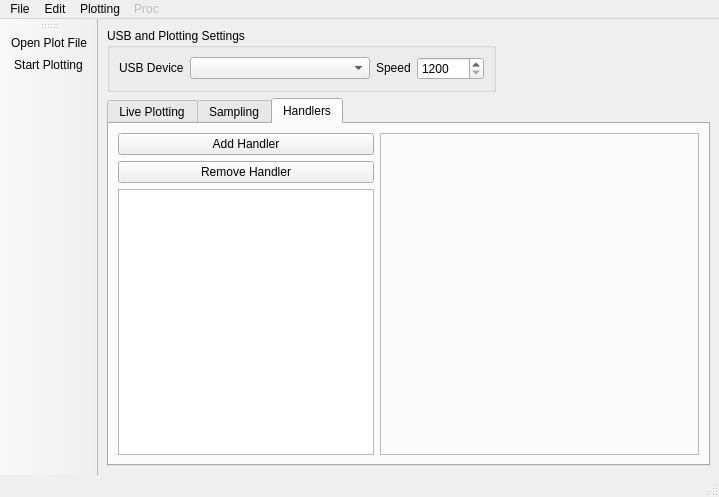
First picture: the form in Resources/mainui.ui, repository gdroumpalis/Electro, before the edit.
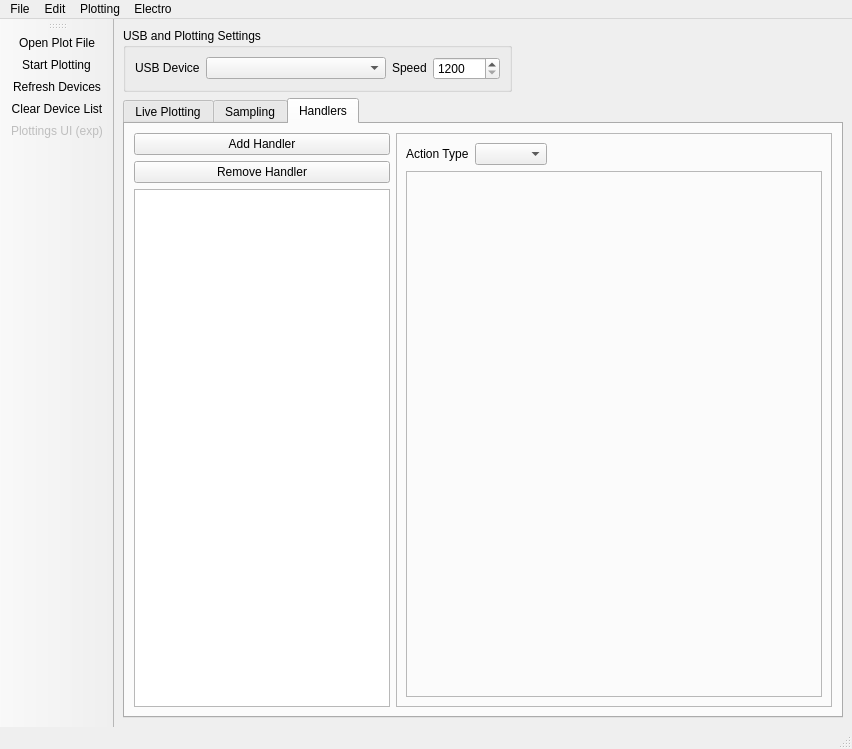
Second picture: the form after the edit. The open tabs and pages were chosen to show the change. Icons and pictures are not drawn.

```diff
--- a/Resources/mainui.ui
+++ b/Resources/mainui.ui
@@ -6,8 +6,8 @@
    <rect>
     <x>0</x>
     <y>0</y>
-    <width>719</width>
-    <height>497</height>
+    <width>852</width>
+    <height>749</height>
    </rect>
   </property>
   <property name="sizePolicy">
@@ -56,7 +56,7 @@
         </widget>
        </item>
        <item>
-        <widget class="QComboBox" name="comboBox">
+        <widget class="QComboBox" name="selecteddevicecombobox">
          <property name="sizePolicy">
           <sizepolicy hsizetype="Fixed" vsizetype="Fixed">
            <horstretch>0</horstretch>
@@ -366,7 +366,7 @@
         <item>
          <widget class="QFrame" name="frame">
           <property name="sizePolicy">
-           <sizepolicy hsizetype="MinimumExpanding" vsizetype="Preferred">
+           <sizepolicy hsizetype="Expanding" vsizetype="Expanding">
             <horstretch>0</horstretch>
             <verstretch>0</verstretch>
            </sizepolicy>
@@ -377,6 +377,64 @@
           <property name="frameShadow">
            <enum>QFrame::Raised</enum>
           </property>
+          <layout class="QVBoxLayout" name="verticalLayout_3">
+           <item>
+            <layout class="QHBoxLayout" name="horizontalLayout_3">
+             <item>
+              <widget class="QLabel" name="label_7">
+               <property name="sizePolicy">
+                <sizepolicy hsizetype="Fixed" vsizetype="Fixed">
+                 <horstretch>0</horstretch>
+                 <verstretch>0</verstretch>
+                </sizepolicy>
+               </property>
+               <property name="text">
+                <string>Action Type</string>
+               </property>
+              </widget>
+             </item>
+             <item>
+              <widget class="QComboBox" name="comboBox">
+               <property name="sizePolicy">
+                <sizepolicy hsizetype="Maximum" vsizetype="Minimum">
+                 <horstretch>0</horstretch>
+                 <verstretch>0</verstretch>
+                </sizepolicy>
+               </property>
+              </widget>
+             </item>
+             <item>
+              <spacer name="horizontalSpacer">
+               <property name="orientation">
+                <enum>Qt::Horizontal</enum>
+               </property>
+               <property name="sizeHint" stdset="0">
+                <size>
+                 <width>40</width>
+                 <height>20</height>
+                </size>
+               </property>
+              </spacer>
+             </item>
+            </layout>
+           </item>
+           <item>
+            <widget class="QFrame" name="frame_4">
+             <property name="sizePolicy">
+              <sizepolicy hsizetype="Expanding" vsizetype="Expanding">
+               <horstretch>0</horstretch>
+               <verstretch>0</verstretch>
+              </sizepolicy>
+             </property>
+             <property name="frameShape">
+              <enum>QFrame::StyledPanel</enum>
+             </property>
+             <property name="frameShadow">
+              <enum>QFrame::Raised</enum>
+             </property>
+            </widget>
+           </item>
+          </layout>
          </widget>
         </item>
        </layout>
@@ -390,7 +448,7 @@
     <rect>
      <x>0</x>
      <y>0</y>
-     <width>719</width>
+     <width>852</width>
      <height>26</height>
     </rect>
    </property>
@@ -404,10 +462,10 @@
    </widget>
    <widget class="QMenu" name="menuSettings">
     <property name="enabled">
-     <bool>false</bool>
+     <bool>true</bool>
     </property>
     <property name="title">
-     <string>Proc</string>
+     <string>Electro</string>
     </property>
     <addaction name="actionopen_settings"/>
    </widget>
@@ -431,7 +489,7 @@
   <widget class="QStatusBar" name="statusbar"/>
   <widget class="QToolBar" name="toolBar">
    <property name="sizePolicy">
-    <sizepolicy hsizetype="Fixed" vsizetype="Expanding">
+    <sizepolicy hsizetype="Fixed" vsizetype="Preferred">
      <horstretch>0</horstretch>
      <verstretch>0</verstretch>
     </sizepolicy>
@@ -447,6 +505,9 @@
    </attribute>
    <addaction name="actionOpen_Plot_File"/>
    <addaction name="actionStart_Plotting"/>
+   <addaction name="actionRefresh_Devices"/>
+   <addaction name="actionClear_Device_List"/>
+   <addaction name="actionPlottings_UI"/>
   </widget>
   <action name="actionOpen_Plot_File">
    <property name="icon">
@@ -491,6 +552,13 @@
    </property>
   </action>
   <action name="actionPlottings_UI">
+   <property name="enabled">
+    <bool>false</bool>
+   </property>
+   <property name="icon">
+    <iconset resource="ElectroRes.qrc">
+     <normaloff>:/plot/Icons/plot.png</normaloff>:/plot/Icons/plot.png</iconset>
+   </property>
    <property name="text">
     <string>Plottings UI (exp)</string>
    </property>
@@ -498,6 +566,24 @@
     <bool>false</bool>
    </property>
   </action>
+  <action name="actionRefresh_Devices">
+   <property name="icon">
+    <iconset resource="ElectroRes.qrc">
+     <normaloff>:/refresh/Icons/refresh.png</normaloff>:/refresh/Icons/refresh.png</iconset>
+   </property>
+   <property name="text">
+    <string>Refresh Devices</string>
+   </property>
+  </action>
+  <action name="actionClear_Device_List">
+   <property name="icon">
+    <iconset resource="ElectroRes.qrc">
+     <normaloff>:/clear/Icons/clear.png</normaloff>:/clear/Icons/clear.png</iconset>
+   </property>
+   <property name="text">
+    <string>Clear Device List</string>
+   </property>
+  </action>
  </widget>
  <resources>
   <include location="ElectroRes.qrc"/>
```
Left out of the diff: 34 changed lines with no effect on the pictures.
